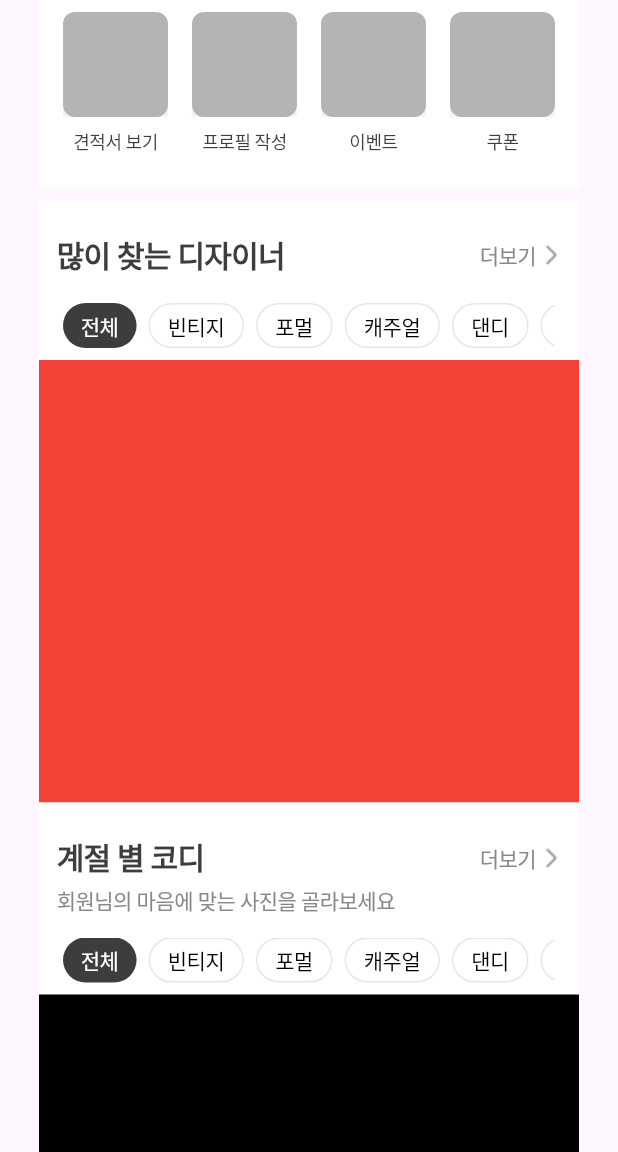
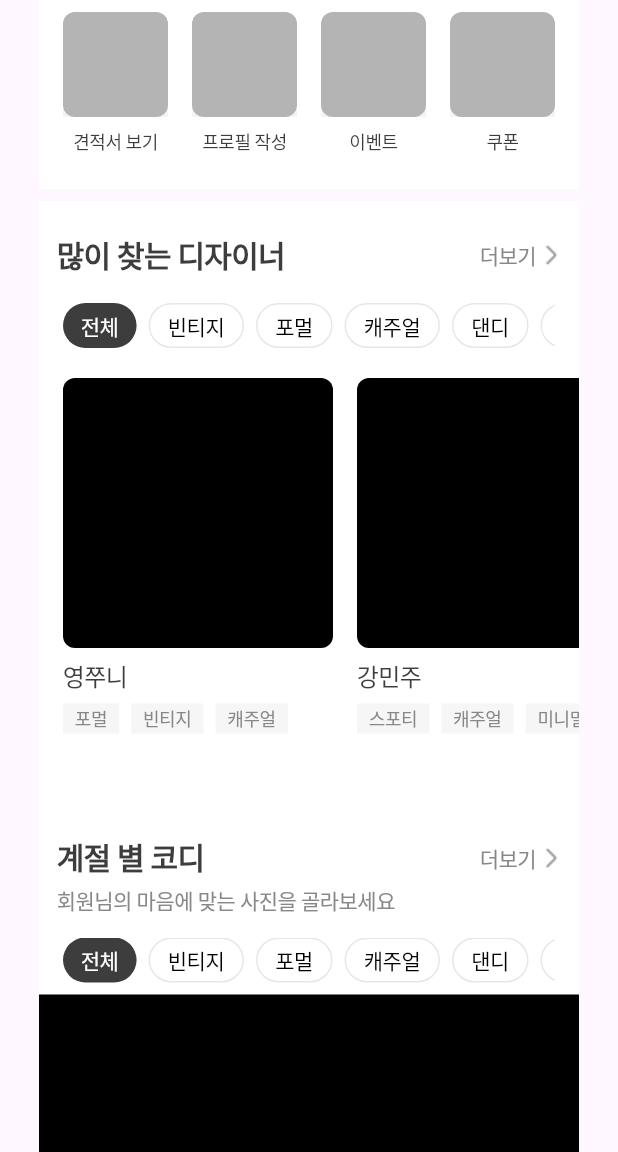
Before and after one commit to hdachan/moDir, a Flutter app: the HelloWorldScreen screen opened directly, scrolled down 576 dp, on a phone screen of 412 x 824 dp, the part 84-1236 px from its top. Run offline on Flutter 3.47's test engine with Material 3 defaults, Android fonts, the phone set to English and light mode, and no system bars; our stand-ins replace cloud_firestore, firebase_auth, firebase_core, firebase_storage, image_picker; accounts and stored records are empty; Roboto replaces fonts that are missing (Pretendard); project files that could hold a hidden picture were left out.

Commit message:
20240730 석원담 홈 화면 / 많이 찾는 디자이너 목록 위치 완

```diff
--- a/lib/bottom_bar.dart
+++ b/lib/bottom_bar.dart
@@ -803,11 +803,11 @@ class DesignerListScreen extends StatelessWidget {
   }
 }
 
-
 class HelloWorldScreen extends StatefulWidget {
   @override
   _HelloWorldScreenState createState() => _HelloWorldScreenState();
 }
+
 // 헬로 월드(홈화면) 옮기기 전
 class _HelloWorldScreenState extends State<HelloWorldScreen> {
   int _selectedIndex = 0;
@@ -1390,8 +1390,8 @@ class _HelloWorldScreenState extends State<HelloWorldScreen> {
                       Container(
                         height: 46,
                         width: 360,
-                        padding: EdgeInsets.only(
-                            left: 16, right: 16, top: 8, bottom: 8),
+                        padding:
+                            EdgeInsets.symmetric(vertical: 8, horizontal: 16),
                         decoration: BoxDecoration(color: Colors.white),
                         child: SingleChildScrollView(
                           scrollDirection: Axis.horizontal,
@@ -1415,7 +1415,24 @@ class _HelloWorldScreenState extends State<HelloWorldScreen> {
                       Container(
                         height: 295,
                         width: 360,
-                        decoration: BoxDecoration(color: Colors.red),
+                        padding: EdgeInsets.only(
+                            top: 12, bottom: 24, left: 16),
+                        decoration: BoxDecoration(color: Colors.white),
+                        child: SingleChildScrollView(
+                          scrollDirection: Axis.horizontal,
+                          child: Row(
+                            children: [
+                              _buildList(0, '영쭈니', '포멀', '빈티지', '캐주얼'),
+                              SizedBox(width: 16),
+                              _buildList(1, '강민주', '스포티', '캐주얼', '미니멀'),
+                              SizedBox(width: 16),
+                              _buildList(2, '황대찬', '거지', '맛 감', '짐승'),
+                              SizedBox(width: 16),
+                              _buildList(3, '김지민', '십덕', '흠...', '사람 아님'),
+                              SizedBox(width: 16), // 전체 값에서 오른쪽에 패딩 주면 잘리니 항상 마지막에 넣기
+                            ],
+                          ),
+                        ),
                       ),
                       Container(
                         height: 82,
@@ -2063,10 +2080,12 @@ class _HelloWorldScreenState extends State<HelloWorldScreen> {
   }
 
   Widget _buildButton(int index, String text) {
+    // 많이 찾는 디자이너 카테고리
     bool isSelected = _selectedIndex == index;
     return InkWell(
       onTap: () {
-        setState(() { // 상태 업데이트를 위해 setState 추가
+        setState(() {
+          // 상태 업데이트를 위해 setState 추가
           _selectedIndex = index;
         });
         print('$text 버튼 클릭됨!');
@@ -2105,8 +2124,114 @@ class _HelloWorldScreenState extends State<HelloWorldScreen> {
     );
   }
 
+  Widget _buildList(
+      int index, String nText, String cText1, String cText2, String cText3) {
+    // 많이 찾는 디자이너 목록
+
+    return InkWell(
+      onTap: () {
+        setState(() {});
+        print('$nText 버튼 클릭됨!');
+      },
+      child: Container(
+        width: 180,
+        height: 259,
+        decoration: BoxDecoration(color: Colors.white),
+        child: Column(
+          children: [
+            Container(
+              width: 180,
+              height: 180,
+              decoration: BoxDecoration(
+                  color: Colors.black, borderRadius: BorderRadius.circular(8)),
+            ),
+            SizedBox(height: 8),
+            Align(
+              alignment: Alignment.centerLeft,
+              child: Text(
+                nText,
+                style: TextStyle(
+                  color: Color(0xFF3D3D3D),
+                  fontSize: 16,
+                  fontFamily: 'Pretendard',
+                  fontWeight: FontWeight.w500,
+                  height: 1.3,
+                  letterSpacing: -0.40,
+                ),
+              ),
+            ),
+            SizedBox(height: 8),
+            Row(
+              children: [
+                Container(
+                  height: 20,
+                  padding: EdgeInsets.symmetric(horizontal: 8),
+                  decoration: BoxDecoration(color: Color(0xFFF6F6F6)),
+                  child: Align(
+                    alignment: Alignment.center,
+                    child: Text(
+                      cText1,
+                      style: TextStyle(
+                        color: Color(0xFF888888),
+                        fontSize: 12,
+                        fontFamily: 'Pretendard',
+                        fontWeight: FontWeight.w400,
+                        height: 1,
+                        letterSpacing: -0.30,
+                      ),
+                    ),
+                  ),
+                ),
+                SizedBox(width: 8),
+                Container(
+                  height: 20,
+                  padding: EdgeInsets.symmetric(horizontal: 8),
+                  decoration: BoxDecoration(color: Color(0xFFF6F6F6)),
+                  child: Align(
+                    alignment: Alignment.center,
+                    child: Text(
+                      cText2,
+                      style: TextStyle(
+                        color: Color(0xFF888888),
+                        fontSize: 12,
+                        fontFamily: 'Pretendard',
+                        fontWeight: FontWeight.w400,
+                        height: 1,
+                        letterSpacing: -0.30,
+                      ),
+                    ),
+                  ),
+                ),
+                SizedBox(width: 8),
+                Container(
+                  height: 20,
+                  padding: EdgeInsets.symmetric(horizontal: 8),
+                  decoration: BoxDecoration(color: Color(0xFFF6F6F6)),
+                  child: Align(
+                    alignment: Alignment.center,
+                    child: Text(
+                      cText3,
+                      style: TextStyle(
+                        color: Color(0xFF888888),
+                        fontSize: 12,
+                        fontFamily: 'Pretendard',
+                        fontWeight: FontWeight.w400,
+                        height: 1,
+                        letterSpacing: -0.30,
+                      ),
+                    ),
+                  ),
+                )
+              ],
+            )
+          ],
+        ),
+      ),
+    );
+  }
 
   Widget _buildButton2(int index2, String text) {
+    // 계절 별 코디 카테고리
     bool isSelected = _selectedIndex2 == index2;
     return InkWell(
       onTap: () {
```
